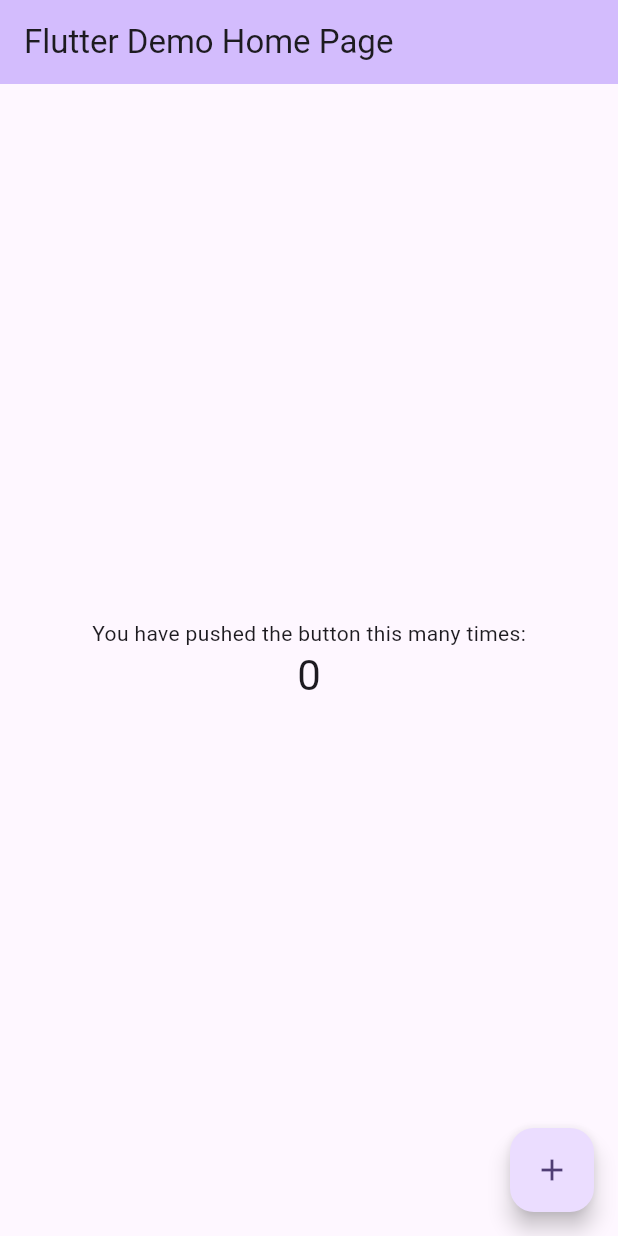
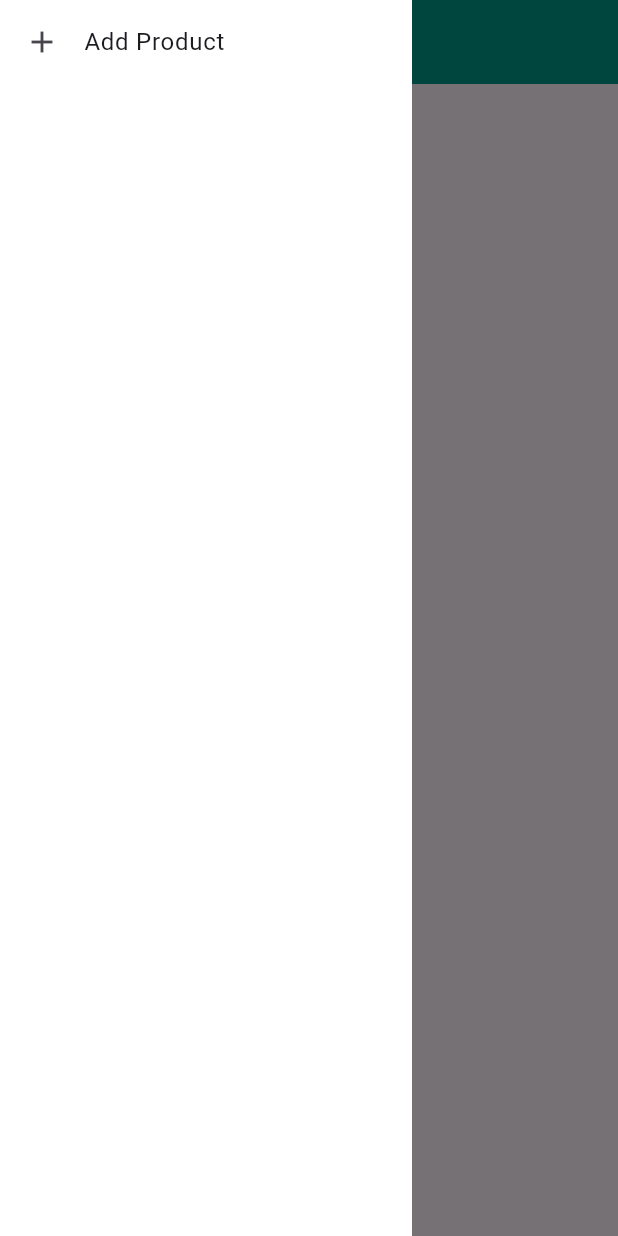
Before and after one commit to shakeebshaikh/myApp, a Flutter app: the screen it shows after launch, with the side drawer open (before the commit the screen has no drawer), on a phone screen of 412 x 824 dp. Run offline on Flutter 3.47's test engine with Material 3 defaults, Android fonts, the phone set to English and light mode, and no system bars.

Commit message:
end drawer and home screen added

```diff
--- /dev/null
+++ b/lib/Screens/HomeScreen.dart
@@ -0,0 +1,23 @@
+import 'package:flutter/material.dart';
+import 'package:my_app/UI/EndDrawer.dart';
+
+class HomeScreen extends StatefulWidget {
+  const HomeScreen({super.key});
+
+  @override
+  State<HomeScreen> createState() => _HomeScreenState();
+}
+
+class _HomeScreenState extends State<HomeScreen> {
+  @override
+  Widget build(BuildContext context) {
+    return  SafeArea(
+      child: Scaffold(
+        drawer: const EndDrawer(),
+        appBar: AppBar(
+          title: const Text('My App'),
+        ),
+      ),
+    );
+  }
+}
--- /dev/null
+++ b/lib/UI/EndDrawer.dart
@@ -0,0 +1,21 @@
+import 'package:flutter/material.dart';
+
+class EndDrawer extends StatelessWidget {
+  const EndDrawer({super.key});
+
+  @override
+  Widget build(BuildContext context) {
+    return Container(
+      color: Colors.white,
+      width: MediaQuery.sizeOf(context).width /1.5,
+      child: const Column(
+        children: [
+          ListTile(
+            leading: Icon(Icons.add),
+            title: Text('Add Product'),
+          )
+        ],
+      ),
+    );
+  }
+}
--- a/lib/main.dart
+++ b/lib/main.dart
@@ -1,4 +1,5 @@
 import 'package:flutter/material.dart';
+import 'package:my_app/Screens/HomeScreen.dart';
 
 void main() {
   runApp(const MyApp());
@@ -7,119 +8,23 @@ void main() {
 class MyApp extends StatelessWidget {
   const MyApp({super.key});
 
-  // This widget is the root of your application.
   @override
   Widget build(BuildContext context) {
     return MaterialApp(
+      debugShowCheckedModeBanner: false,
       title: 'Flutter Demo',
       theme: ThemeData(
-        // This is the theme of your application.
-        //
-        // TRY THIS: Try running your application with "flutter run". You'll see
-        // the application has a purple toolbar. Then, without quitting the app,
-        // try changing the seedColor in the colorScheme below to Colors.green
-        // and then invoke "hot reload" (save your changes or press the "hot
-        // reload" button in a Flutter-supported IDE, or press "r" if you used
-        // the command line to start the app).
-        //
-        // Notice that the counter didn't reset back to zero; the application
-        // state is not lost during the reload. To reset the state, use hot
-        // restart instead.
-        //
-        // This works for code too, not just values: Most code changes can be
-        // tested with just a hot reload.
         colorScheme: ColorScheme.fromSeed(seedColor: Colors.deepPurple),
         useMaterial3: true,
+        primaryColor: Colors.teal,
+        appBarTheme: const AppBarTheme(
+          color: Colors.teal,
+          iconTheme: IconThemeData(
+            color: Colors.white
+          )
+        )
       ),
-      home: const MyHomePage(title: 'Flutter Demo Home Page'),
+      home: const HomeScreen(),
     );
   }
 }
-
-class MyHomePage extends StatefulWidget {
-  const MyHomePage({super.key, required this.title});
-
-  // This widget is the home page of your application. It is stateful, meaning
-  // that it has a State object (defined below) that contains fields that affect
-  // how it looks.
-
-  // This class is the configuration for the state. It holds the values (in this
-  // case the title) provided by the parent (in this case the App widget) and
-  // used by the build method of the State. Fields in a Widget subclass are
-  // always marked "final".
-
-  final String title;
-
-  @override
-  State<MyHomePage> createState() => _MyHomePageState();
-}
-
-class _MyHomePageState extends State<MyHomePage> {
-  int _counter = 0;
-
-  void _incrementCounter() {
-    setState(() {
-      // This call to setState tells the Flutter framework that something has
-      // changed in this State, which causes it to rerun the build method below
-      // so that the display can reflect the updated values. If we changed
-      // _counter without calling setState(), then the build method would not be
-      // called again, and so nothing would appear to happen.
-      _counter++;
-    });
-  }
-
-  @override
-  Widget build(BuildContext context) {
-    // This method is rerun every time setState is called, for instance as done
-    // by the _incrementCounter method above.
-    //
-    // The Flutter framework has been optimized to make rerunning build methods
-    // fast, so that you can just rebuild anything that needs updating rather
-    // than having to individually change instances of widgets.
-    return Scaffold(
-      appBar: AppBar(
-        // TRY THIS: Try changing the color here to a specific color (to
-        // Colors.amber, perhaps?) and trigger a hot reload to see the AppBar
-        // change color while the other colors stay the same.
-        backgroundColor: Theme.of(context).colorScheme.inversePrimary,
-        // Here we take the value from the MyHomePage object that was created by
-        // the App.build method, and use it to set our appbar title.
-        title: Text(widget.title),
-      ),
-      body: Center(
-        // Center is a layout widget. It takes a single child and positions it
-        // in the middle of the parent.
-        child: Column(
-          // Column is also a layout widget. It takes a list of children and
-          // arranges them vertically. By default, it sizes itself to fit its
-          // children horizontally, and tries to be as tall as its parent.
-          //
-          // Column has various properties to control how it sizes itself and
-          // how it positions its children. Here we use mainAxisAlignment to
-          // center the children vertically; the main axis here is the vertical
-          // axis because Columns are vertical (the cross axis would be
-          // horizontal).
-          //
-          // TRY THIS: Invoke "debug painting" (choose the "Toggle Debug Paint"
-          // action in the IDE, or press "p" in the console), to see the
-          // wireframe for each widget.
-          mainAxisAlignment: MainAxisAlignment.center,
-          children: <Widget>[
-            const Text(
-              'You have pushed the button this many times:',
-            ),
-            Text(
-              '$_counter',
-              style: Theme.of(context).textTheme.headlineMedium,
-            ),
-          ],
-        ),
-      ),
-      floatingActionButton: FloatingActionButton(
-        onPressed: _incrementCounter,
-        tooltip: 'Increment',
-        child: const Icon(Icons.add),
-      ), // This trailing comma makes auto-formatting nicer for build methods.
-    );
-  }
-}
```
